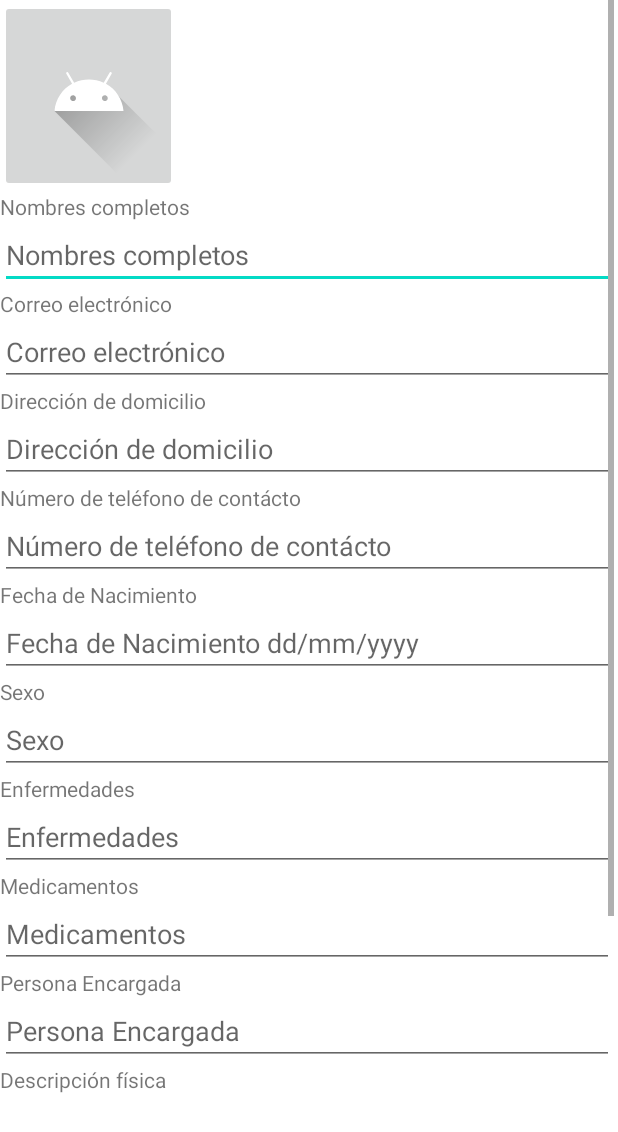
After one commit to LuchoAlm/FindBue, an Android app: the layout activity_registrar_adulto_mayor.xml on its own in the app's theme, with its tools: preview values and no code run, on a phone screen of 412 x 824 dp. The commit adds this screen. Shown: the top 1132 px of the screen. Run offline under Robolectric (Android 15) with nearby library versions, the phone set to English and light mode, and no system bars.

Commit message:
Interfaz de RegistrarAdultoMayor 1/2 completa

```diff
--- a/app/src/main/AndroidManifest.xml
+++ b/app/src/main/AndroidManifest.xml
@@ -10,24 +10,27 @@
         android:supportsRtl="true"
         android:theme="@style/Theme.FindBue">
         <activity
-            android:name=".PanelPrincipalUsuario"
+            android:name=".RegistrarAdultoMayor"
             android:exported="true">
-
             <intent-filter>
                 <action android:name="android.intent.action.MAIN" />
 
                 <category android:name="android.intent.category.LAUNCHER" />
             </intent-filter>
 
+        </activity>
+        <activity
+            android:name=".PanelPrincipalUsuario"
+            android:exported="true">
+
+            <!-- Aqui las 5 lineas del intent-filter para ejecutar a Panel Principal -->
 
         </activity>
         <activity
             android:name=".MainActivity"
             android:exported="true">
-            <!--Aqui las 5 lineas del intent-filter para ejecutar a main -->
 
-
-
+            <!-- Aqui las 5 lineas del intent-filter para ejecutar a main -->
 
         </activity>
     </application>
--- /dev/null
+++ b/app/src/main/java/com/example/findbue/RegistrarAdultoMayor.java
@@ -0,0 +1,19 @@
+package com.example.findbue;
+
+import androidx.appcompat.app.AppCompatActivity;
+
+import android.os.Bundle;
+import android.view.WindowManager;
+
+public class RegistrarAdultoMayor extends AppCompatActivity {
+
+    @Override
+    protected void onCreate(Bundle savedInstanceState) {
+        super.onCreate(savedInstanceState);
+        //Ocultamos la barra de acción
+        getSupportActionBar().hide();
+        //Ocultamos la barra de estado del sistema
+        getWindow().setFlags(WindowManager.LayoutParams.FLAG_FULLSCREEN, WindowManager.LayoutParams.FLAG_FULLSCREEN );
+        setContentView(R.layout.activity_registrar_adulto_mayor);
+    }
+}
--- /dev/null
+++ b/app/src/main/res/layout/activity_registrar_adulto_mayor.xml
@@ -0,0 +1,180 @@
+<?xml version="1.0" encoding="utf-8"?>
+<androidx.constraintlayout.widget.ConstraintLayout xmlns:android="http://schemas.android.com/apk/res/android"
+    xmlns:app="http://schemas.android.com/apk/res-auto"
+    xmlns:tools="http://schemas.android.com/tools"
+    android:layout_width="match_parent"
+    android:layout_height="match_parent"
+    tools:context=".RegistrarAdultoMayor">
+
+    <ScrollView
+        android:layout_width="409dp"
+        android:layout_height="729dp"
+        tools:layout_editor_absoluteX="1dp"
+        tools:layout_editor_absoluteY="1dp">
+
+        <LinearLayout
+            android:layout_width="match_parent"
+            android:layout_height="wrap_content"
+            android:orientation="vertical" >
+
+            <ImageButton
+                android:id="@+id/imageButton2"
+                android:layout_width="118dp"
+                android:layout_height="match_parent"
+                android:textAlignment="center"
+                app:srcCompat="@drawable/ic_launcher_foreground" />
+
+            <TextView
+                android:id="@+id/textView3"
+                android:layout_width="match_parent"
+                android:layout_height="wrap_content"
+                android:text="@string/lbl_NombresCompletos" />
+
+            <EditText
+                android:id="@+id/editTextTextPersonName2"
+                android:layout_width="match_parent"
+                android:layout_height="wrap_content"
+                android:ems="10"
+                android:hint="@string/lbl_NombresCompletos"
+                android:inputType="textPersonName" />
+
+            <TextView
+                android:id="@+id/textView9"
+                android:layout_width="match_parent"
+                android:layout_height="wrap_content"
+                android:text="@string/lbl_CorreoElectronico" />
+
+            <EditText
+                android:id="@+id/editTextTextPersonName3"
+                android:layout_width="match_parent"
+                android:layout_height="wrap_content"
+                android:ems="10"
+                android:hint="@string/lbl_CorreoElectronico"
+                android:inputType="textPersonName" />
+
+            <TextView
+                android:id="@+id/textView10"
+                android:layout_width="match_parent"
+                android:layout_height="wrap_content"
+                android:text="@string/lbl_DireccionDomicilio" />
+
+            <EditText
+                android:id="@+id/editTextTextPersonName4"
+                android:layout_width="match_parent"
+                android:layout_height="wrap_content"
+                android:ems="10"
+                android:hint="@string/lbl_DireccionDomicilio"
+                android:inputType="textPersonName" />
+
+            <TextView
+                android:id="@+id/textView11"
+                android:layout_width="match_parent"
+                android:layout_height="wrap_content"
+                android:text="@string/lbl_NumTlfContacto" />
+
+            <EditText
+                android:id="@+id/editTextTextPersonName5"
+                android:layout_width="match_parent"
+                android:layout_height="wrap_content"
+                android:ems="10"
+                android:hint="@string/lbl_NumTlfContacto"
+                android:inputType="textPersonName" />
+
+            <TextView
+                android:id="@+id/textView12"
+                android:layout_width="match_parent"
+                android:layout_height="wrap_content"
+                android:text="@string/lbl_FechaDeNacimiento" />
+
+            <EditText
+                android:id="@+id/editTextTextPersonName6"
+                android:layout_width="match_parent"
+                android:layout_height="wrap_content"
+                android:ems="10"
+                android:hint="@string/lbl_FechaDeNacimientoFormato"
+                android:inputType="textPersonName" />
+
+            <TextView
+                android:id="@+id/textView13"
+                android:layout_width="match_parent"
+                android:layout_height="wrap_content"
+                android:text="@string/lbl_Sexo" />
+
+            <EditText
+                android:id="@+id/editTextTextPersonName7"
+                android:layout_width="match_parent"
+                android:layout_height="wrap_content"
+                android:ems="10"
+                android:hint="@string/lbl_Sexo"
+                android:inputType="textPersonName" />
+
+            <TextView
+                android:id="@+id/textView14"
+                android:layout_width="match_parent"
+                android:layout_height="wrap_content"
+                android:text="@string/lbl_Enfermedades" />
+
+            <EditText
+                android:id="@+id/editTextTextPersonName8"
+                android:layout_width="match_parent"
+                android:layout_height="wrap_content"
+                android:ems="10"
+                android:hint="@string/lbl_Enfermedades"
+                android:inputType="textPersonName" />
+
+            <TextView
+                android:id="@+id/textView15"
+                android:layout_width="match_parent"
+                android:layout_height="wrap_content"
+                android:text="@string/lbl_Medicamentos" />
+
+            <EditText
+                android:id="@+id/editTextTextPersonName9"
+                android:layout_width="match_parent"
+                android:layout_height="wrap_content"
+                android:ems="10"
+                android:hint="@string/lbl_Medicamentos"
+                android:inputType="textPersonName" />
+
+            <TextView
+                android:id="@+id/textView16"
+                android:layout_width="match_parent"
+                android:layout_height="wrap_content"
+                android:text="@string/lbl_PersonaEncargada" />
+
+            <EditText
+                android:id="@+id/editTextTextPersonName10"
+                android:layout_width="match_parent"
+                android:layout_height="wrap_content"
+                android:ems="10"
+                android:hint="@string/lbl_PersonaEncargada"
+                android:inputType="textPersonName" />
+
+            <TextView
+                android:id="@+id/textView17"
+                android:layout_width="match_parent"
+                android:layout_height="wrap_content"
+                android:text="@string/lbl_DescripcionFisica" />
+
+            <EditText
+                android:id="@+id/editTextTextPersonName11"
+                android:layout_width="match_parent"
+                android:layout_height="wrap_content"
+                android:ems="10"
+                android:hint="@string/lbl_DescripcionFisica"
+                android:inputType="textPersonName" />
+
+            <Button
+                android:id="@+id/button6"
+                android:layout_width="match_parent"
+                android:layout_height="wrap_content"
+                android:text="@string/btn_Continuar" />
+
+            <Button
+                android:id="@+id/button7"
+                android:layout_width="match_parent"
+                android:layout_height="wrap_content"
+                android:text="@string/btn_Cancelar" />
+        </LinearLayout>
+    </ScrollView>
+</androidx.constraintlayout.widget.ConstraintLayout>
--- a/app/src/main/res/values/strings.xml
+++ b/app/src/main/res/values/strings.xml
@@ -20,4 +20,24 @@
     <string name="btn_ConsultarUbicacion">Consultar ubicación</string>
     <string name="btn_ConsultarRuta">Consultar ruta</string>
 
+    <!-- Textos para la vista de Registrar Adulto Mayor-->
+    <string name="lbl_NombresCompletos">Nombres completos</string>
+    <string name="lbl_CorreoElectronico">Correo electrónico</string>
+    <string name="lbl_DireccionDomicilio">Dirección de domicilio</string>
+    <string name="lbl_NumTlfContacto">Número de teléfono de contácto</string>
+    <string name="lbl_FechaDeNacimiento">Fecha de Nacimiento</string>
+    <string name="lbl_FechaDeNacimientoFormato">Fecha de Nacimiento dd/mm/yyyy</string>
+    <string name="lbl_Sexo">Sexo</string>
+    <string name="lbl_Enfermedades">Enfermedades</string>
+    <string name="lbl_Medicamentos">Medicamentos</string>
+    <string name="lbl_PersonaEncargada">Persona Encargada</string>
+    <string name="lbl_DescripcionFisica">Descripción física</string>
+    <string name="btn_Continuar">Continuar</string>
+    <string name="btn_Cancelar">Cancelar</string>
+    <string name="lbl_UbicacionDomicilio">Ubicación del domicilio</string>
+    <string name="lbl_Latitud">Latitud</string>
+    <string name="lbl_Longitud">Longitud</string>
+    <string name="lbl_CantidadDeMetrosPermitidos">Cantidad de metros permitidos</string>
+    <string name="btn_Registrar">Registrar</string>
+
 </resources>
```
